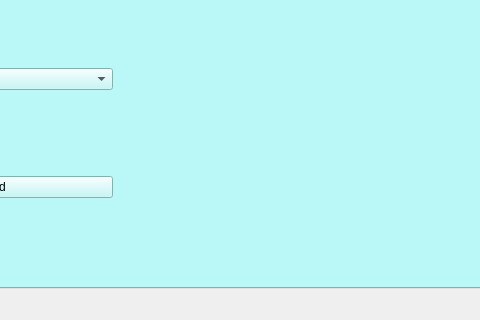
This is interface.ui in Hvendrix/Laba1Python as Qt 5 draws it before an edit; both pictures show x 148 to 628 and y 532 to 852 of the 882 by 852 pixel window. The edited form follows.
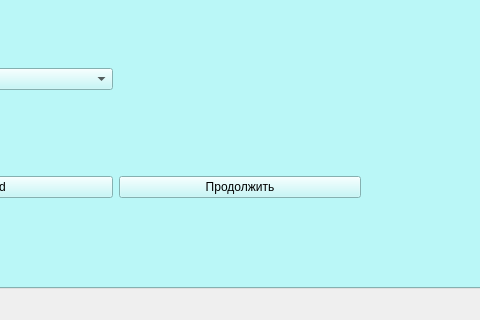
This is the edited form.

Commit message: add next and new auth data

```diff
--- a/interface.ui
+++ b/interface.ui
@@ -122,6 +122,13 @@
           </property>
          </widget>
         </item>
+        <item row="6" column="1">
+         <widget class="QPushButton" name="nextBtn">
+          <property name="text">
+           <string>Продолжить</string>
+          </property>
+         </widget>
+        </item>
         <item row="3" column="3">
          <widget class="QLabel" name="warningTxt">
           <property name="text">
```
The commit also changes 9 other files.
